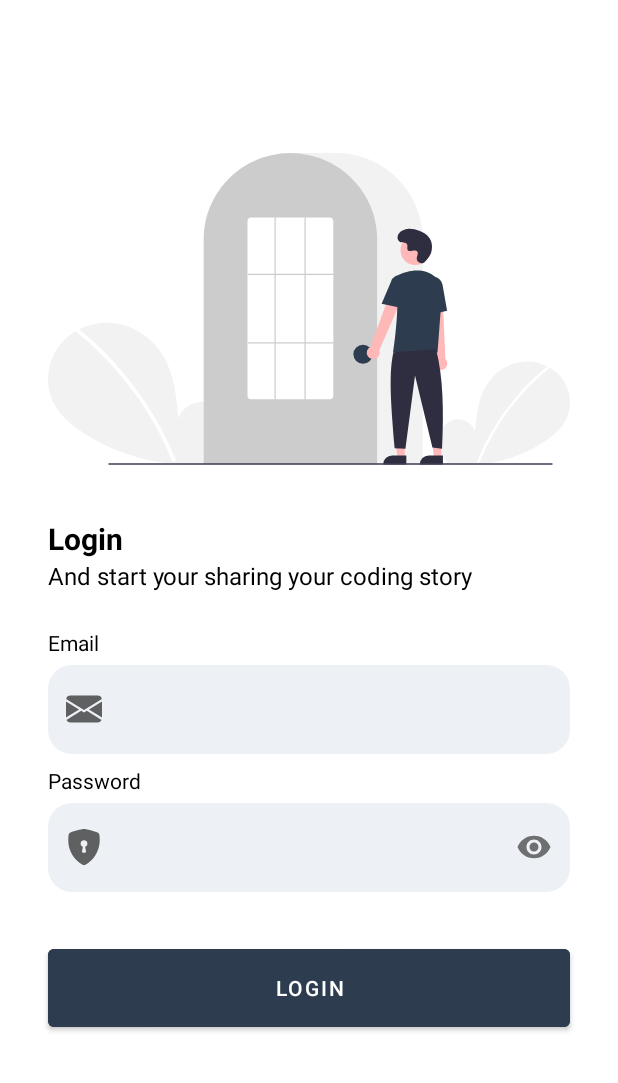
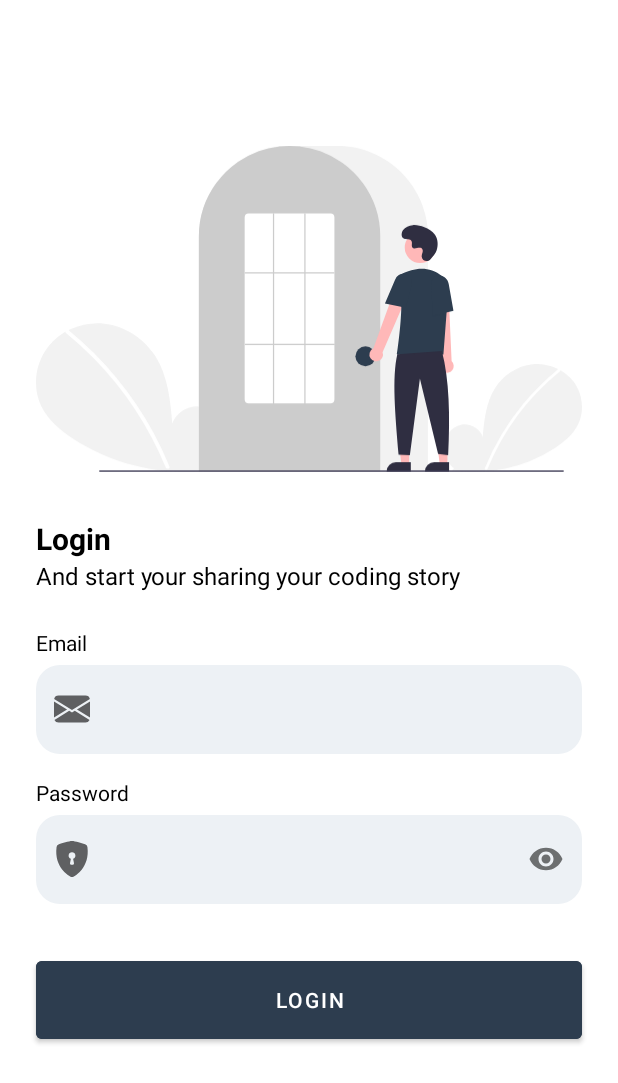
Before and after one commit to wiryadev/SnapCoding, an Android app: the screen it shows after launch (MainActivity), on a phone screen of 412 x 824 dp. Shown: the top 1083 px of the screen. Run offline under Robolectric (Android 15) with nearby library versions, the phone set to English and light mode, and no system bars.

Commit message:
revise margin horizontal

```diff
--- a/app/src/main/res/layout/fragment_login.xml
+++ b/app/src/main/res/layout/fragment_login.xml
@@ -10,8 +10,7 @@
         android:id="@+id/imageView"
         android:layout_width="0dp"
         android:layout_height="0dp"
-        android:layout_marginStart="32dp"
-        android:layout_marginEnd="32dp"
+        android:layout_marginHorizontal="24dp"
         android:contentDescription="@string/login_illustration"
         app:layout_constraintBottom_toTopOf="@+id/guidelineHorizontal"
         app:layout_constraintEnd_toEndOf="parent"
@@ -23,7 +22,7 @@
         android:id="@+id/titleTextView"
         android:layout_width="0dp"
         android:layout_height="wrap_content"
-        android:layout_marginStart="32dp"
+        android:layout_marginStart="24dp"
         android:layout_marginTop="16dp"
         android:layout_marginEnd="32dp"
         android:text="@string/login"
@@ -39,8 +38,7 @@
         android:id="@+id/messageTextView"
         android:layout_width="0dp"
         android:layout_height="wrap_content"
-        android:layout_marginStart="32dp"
-        android:layout_marginEnd="32dp"
+        android:layout_marginHorizontal="24dp"
         android:text="@string/auth_subtitle"
         android:textColor="@color/black"
         android:textSize="16sp"
@@ -53,7 +51,7 @@
         android:id="@+id/emailTextView"
         android:layout_width="wrap_content"
         android:layout_height="wrap_content"
-        android:layout_marginStart="32dp"
+        android:layout_marginStart="24dp"
         android:layout_marginTop="24dp"
         android:text="@string/email"
         android:textColor="@color/black"
@@ -65,8 +63,7 @@
         style="@style/SnapCodingTextInputLayout"
         android:layout_width="0dp"
         android:layout_height="wrap_content"
-        android:layout_marginStart="32dp"
-        android:layout_marginEnd="32dp"
+        android:layout_marginHorizontal="24dp"
         app:layout_constraintEnd_toEndOf="parent"
         app:layout_constraintStart_toStartOf="parent"
         app:layout_constraintTop_toBottomOf="@+id/emailTextView"
@@ -87,8 +84,8 @@
         android:id="@+id/passwordTextView"
         android:layout_width="wrap_content"
         android:layout_height="wrap_content"
-        android:layout_marginStart="32dp"
-        android:layout_marginTop="8dp"
+        android:layout_marginStart="24dp"
+        android:layout_marginTop="16dp"
         android:text="@string/password"
         android:textColor="@color/black"
         app:layout_constraintStart_toStartOf="parent"
@@ -99,8 +96,7 @@
         style="@style/SnapCodingTextInputLayout"
         android:layout_width="0dp"
         android:layout_height="wrap_content"
-        android:layout_marginStart="32dp"
-        android:layout_marginEnd="32dp"
+        android:layout_marginHorizontal="24dp"
         app:layout_constraintEnd_toEndOf="parent"
         app:layout_constraintStart_toStartOf="parent"
         app:layout_constraintTop_toBottomOf="@+id/passwordTextView"
@@ -121,9 +117,8 @@
         android:id="@+id/loginButton"
         android:layout_width="0dp"
         android:layout_height="64dp"
-        android:layout_marginStart="32dp"
+        android:layout_marginHorizontal="24dp"
         android:layout_marginTop="32dp"
-        android:layout_marginEnd="32dp"
         android:backgroundTint="@color/navy_dicoding"
         android:text="@string/login"
         app:layout_constraintEnd_toEndOf="parent"
```
